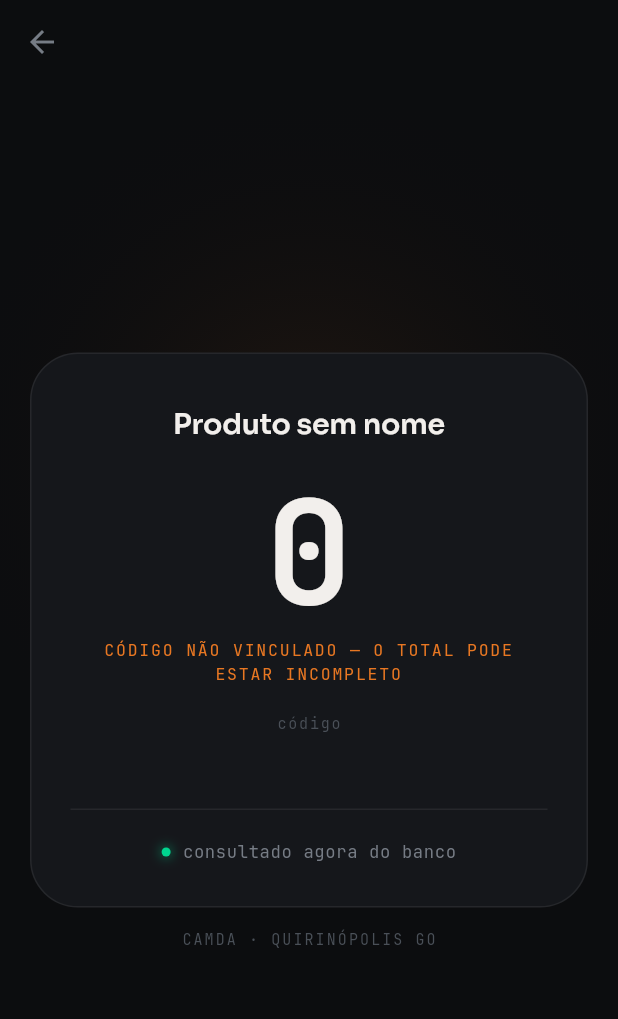
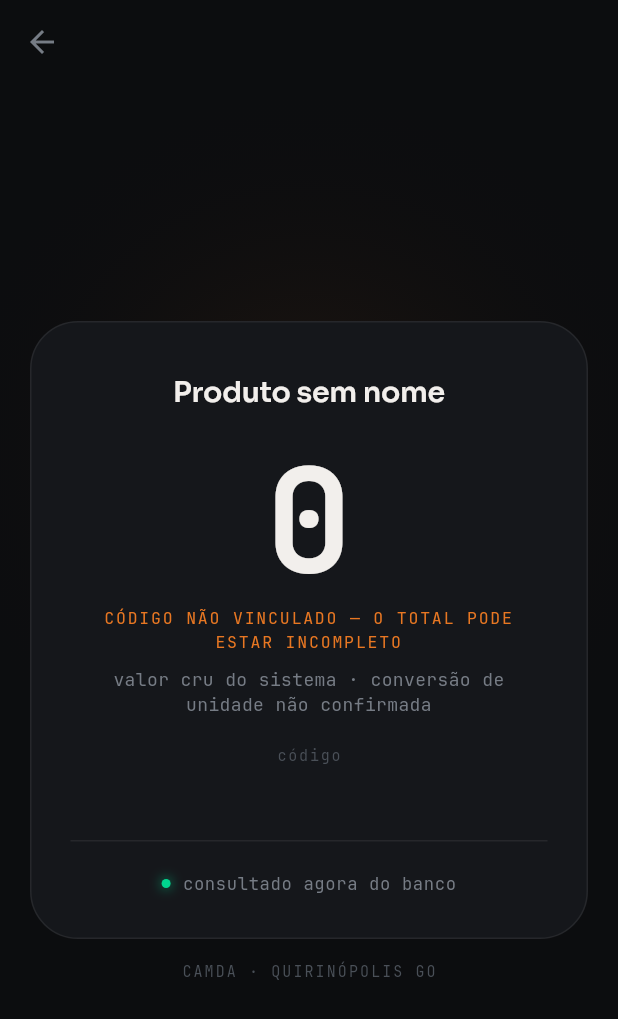
Before and after one commit to LeoLira1/scanner, a Flutter app: the ProdutoPage screen opened directly with empty values, on a phone screen of 412 x 824 dp. Shown: the top 1019 px of the screen. Run offline on Flutter 3.47's test engine with Material 3 defaults, Android fonts, the phone set to English and light mode, and no system bars; our stand-ins replace shared_preferences; missing offline and left inert: libsql_dart, mobile_scanner; accounts and stored records are empty.

Commit message:
Passo 0: exibe o número cru sem afirmar a unidade
A evidência no camda-estoque aponta que qtd_sistema conta EMBALAGENS, não
litros: app_turso.py calcula volume como qtd_sistema × tamanho lido do
nome (extrair_litros), a legenda do dashboard diz "exibido em unidades" e
a coluna é INTEGER vinda direto da planilha. O valor conhecido reforça —
604 não é múltiplo de 20, então como litros de um produto 20L daria 30,2
baldes lacrados.

Consequência: colar "L" no número (unidade_pad, que tem DEFAULT 'L' e é
preenchido por selectbox manual) afirmaria litros de um número que conta
baldes. O número agora aparece sozinho, com a unidade do mapa rotulada
como campo do mapa, e o slot da equivalência avisa que a conversão não
foi confirmada.

A conversão proposta (20L → dividir por 20) mostraria 30 no lugar de 604,
então segue não implementada. README traz o SQL para o Leo confirmar,
incluindo o teste decisivo de múltiplos de 20.

Co-Authored-By: Claude Fable 5 <noreply@anthropic.com>
Claude-Session: https://claude.ai/code/session_01UXS2ih2cSHCUz4WcQzCfdA

```diff
--- a/lib/produto_page.dart
+++ b/lib/produto_page.dart
@@ -125,9 +125,19 @@ class _Cartao extends StatelessWidget {
             ),
           ],
 
-          // 2. Quantidade, grande — número cru, unidade como está gravada.
+          // 2. Quantidade, grande — número cru de qtd_sistema.
+          //
+          // A unidade NÃO vai colada no número de propósito: o dashboard do
+          // camda-estoque calcula litros como qtd_sistema × tamanho da
+          // embalagem lido do nome (app_turso.py, extrair_litros), ou seja,
+          // qtd_sistema conta EMBALAGENS, não litros. Já o unidade_pad do
+          // mapa é um selectbox preenchido à mão, com default 'L'. Escrever
+          // "604 L" ao lado do número afirmaria as duas coisas erradas de
+          // uma vez. Enquanto o Passo 0 não for confirmado no banco, o
+          // número aparece cru e a unidade gravada vem rotulada como o que
+          // é: um campo do mapa, não a unidade deste número.
           const SizedBox(height: 30),
-          _Leitura(total: r.total, unidade: r.unidadePad),
+          _Leitura(total: r.total),
 
           // Aviso: código sem vínculo no mapa — não existe grupo de códigos
           // para somar, então o total pode estar incompleto.
@@ -141,6 +151,31 @@ class _Cartao extends StatelessWidget {
                 cor: TemaCamda.laranja,
                 espacamento: 1.2,
                 altura: 1.5,
+              ),
+            ),
+          ],
+
+          // Slot da "equivalência" da maquete: por enquanto carrega o
+          // aviso de que a conversão ainda não foi confirmada. Quando o
+          // Passo 0 fechar, é aqui que entra "12.080 L em estoque".
+          const SizedBox(height: 8),
+          Text(
+            'valor cru do sistema · conversão de unidade não confirmada',
+            textAlign: TextAlign.center,
+            style: TemaCamda.numeroStyle(
+              tamanho: 12,
+              cor: TemaCamda.textoFraco,
+              altura: 1.4,
+            ),
+          ),
+          if ((r.unidadePad ?? '').isNotEmpty) ...[
+            const SizedBox(height: 4),
+            Text(
+              'unidade gravada no mapa: ${r.unidadePad}',
+              textAlign: TextAlign.center,
+              style: TemaCamda.numeroStyle(
+                tamanho: 11,
+                cor: const Color(0xFF4A5058),
               ),
             ),
           ],
@@ -214,26 +249,27 @@ class _Cartao extends StatelessWidget {
   }
 }
 
-/// O número — cru, com a unidade como está gravada no banco (unidade_pad).
-/// Nenhuma conversão é aplicada enquanto a unidade real de qtd_sistema não
-/// for confirmada (Passo 0).
+/// O número — cru, sem unidade colada e sem conversão, enquanto a unidade
+/// real de qtd_sistema não for confirmada no banco (Passo 0).
 class _Leitura extends StatelessWidget {
-  const _Leitura({required this.total, required this.unidade});
+  const _Leitura({required this.total});
 
   final double total;
-  final String? unidade;
 
   @override
   Widget build(BuildContext context) {
-    final numero = TweenAnimationBuilder<double>(
+    return FittedBox(
+      fit: BoxFit.scaleDown,
+      child: TweenAnimationBuilder<double>(
         tween: Tween(begin: 0, end: total),
         duration: const Duration(milliseconds: 420),
         curve: Curves.easeOutCubic,
         builder: (context, v, _) {
           // Anima só valores inteiros; fração aparece direto no valor final.
           final ehInteiro = total == total.truncateToDouble();
-        final texto =
-            ehInteiro ? formatarQuantidade(v.roundToDouble()) : formatarQuantidade(total);
+          final texto = ehInteiro
+              ? formatarQuantidade(v.roundToDouble())
+              : formatarQuantidade(total);
           return Text(
             texto,
             style: TemaCamda.numeroStyle(
@@ -244,30 +280,6 @@ class _Leitura extends StatelessWidget {
             ),
           );
         },
-    );
-
-    if ((unidade ?? '').isEmpty) {
-      return FittedBox(fit: BoxFit.scaleDown, child: numero);
-    }
-
-    return FittedBox(
-      fit: BoxFit.scaleDown,
-      child: Row(
-        mainAxisSize: MainAxisSize.min,
-        crossAxisAlignment: CrossAxisAlignment.baseline,
-        textBaseline: TextBaseline.alphabetic,
-        children: [
-          numero,
-          const SizedBox(width: 12),
-          Text(
-            unidade!,
-            style: TemaCamda.textoStyle(
-              tamanho: 19,
-              peso: 500,
-              cor: TemaCamda.laranja,
-            ),
-          ),
-        ],
       ),
     );
   }
```
Also changed, not shown: 2 other files. Lines whose indentation alone changed are shown as unchanged.
